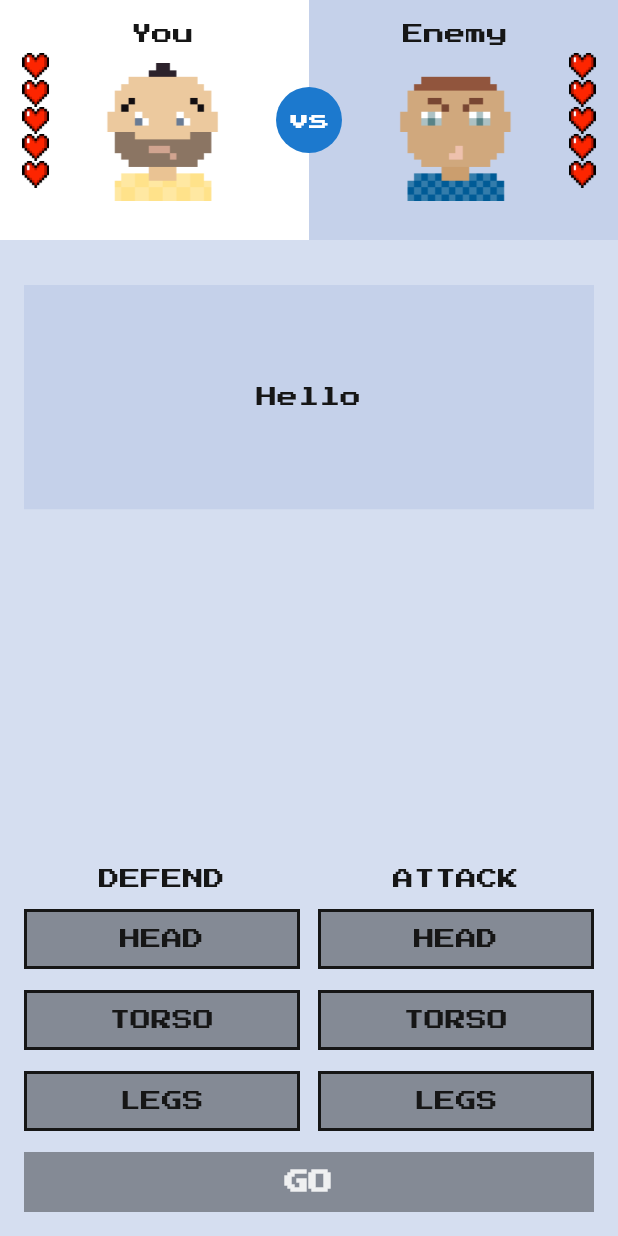
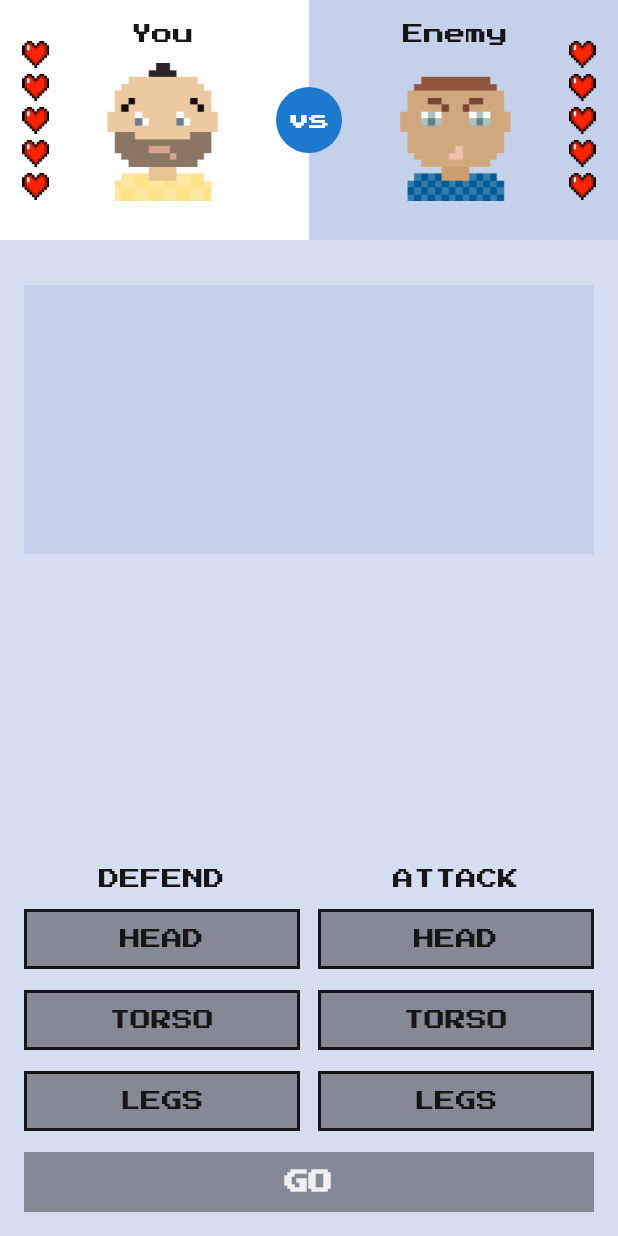
Before and after one commit to DagandI/hometask_widgets_1, a Flutter app: the screen it shows after launch, on a phone screen of 412 x 824 dp. Run offline on Flutter 3.47's test engine with Material 2 defaults, Android fonts, the phone set to English and light mode, and no system bars; our stand-ins replace google_fonts.

Commit message:
lesson 3.2

```diff
--- a/lib/fight_club_colors.dart
+++ b/lib/fight_club_colors.dart
@@ -10,5 +10,8 @@ class FightClubColors {
   static const Color blueButton = Color.fromRGBO(28, 121, 206, 1);
   static const Color darkGreyText = Color.fromRGBO(22, 22, 22, 1);
   static const Color whiteText = Color.fromRGBO(255, 255, 255, 0.87);
+  static const Color darkPurple = Color.fromRGBO(197, 209, 234, 1);
+
+
 
 }
--- a/lib/main.dart
+++ b/lib/main.dart
@@ -47,6 +47,8 @@ class MyHomePageState extends State<MyHomePage> {
   int yourLives = maxLives;
   int enemysLives = maxLives;
 
+  String centerText = "";
+
   @override
   Widget build(BuildContext context) {
     return Scaffold(
@@ -60,26 +62,27 @@ class MyHomePageState extends State<MyHomePage> {
               enemysLivesCount: enemysLives,
             ),
 
-             const Expanded(
-                child: SizedBox(
-                  width: double.infinity,
-                  height: 160,
-                  child: Padding(
-                    padding:
-                    EdgeInsets.symmetric(horizontal: 16, vertical: 30),
-                    child: ColoredBox(
-                      color: Color.fromRGBO(197, 209, 234, 1),
-                      child: Center(
+             const SizedBox( height: 30,),
+
+              Expanded(
+                child: Padding(
+                  padding: EdgeInsets.symmetric(horizontal: 16),
+                  child: ColoredBox(
+                    color: FightClubColors.darkPurple,
+                    child: SizedBox(
+                      width: double.infinity,
+                        child: Center(
                           child: Text(
-                            "Hello",
+                            centerText,
                             textAlign: TextAlign.center,
-                            style: TextStyle(color: FightClubColors.darkGreyText),
+                            style: const TextStyle(color: FightClubColors.darkGreyText),
                           ),
-                      ),
+                        ),
                     ),
                   ),
                 ),),
 
+            const SizedBox( height: 30,),
 
 
 
@@ -102,28 +105,6 @@ class MyHomePageState extends State<MyHomePage> {
         ),
       ),
     );
-  }
-
-
-  String _calculateCenterText(
-      final bool enemyLoseLife, final bool youLoseLife) {
-    if (yourLives == 0 && enemysLives == 0) {
-      return 'Draw';
-    } else if (yourLives == 0) {
-      return 'You lost';
-    } else if (enemysLives == 0) {
-      return 'You won';
-    } else {
-      final String first = enemyLoseLife
-          ? "You hit enemy's ${attackingBodyPart!.name.toLowerCase()}."
-          : "Your attack was blocked.";
-
-      final String second = youLoseLife
-          ? "Enemy hit your ${whatEnemyAttacks.name.toLowerCase()}."
-          : "Enemy's attack was blocked.";
-
-      return '$first\n$second';
-    }
   }
 
 
@@ -154,6 +135,23 @@ class MyHomePageState extends State<MyHomePage> {
         if (youLoseLife) {
           yourLives -= 1;
         }
+
+        if(enemysLives == 0 && yourLives == 0){
+          centerText = "Draw";
+        } else if(yourLives == 0){
+          centerText = "You lose";
+        } else if(enemysLives == 0){
+          centerText = "You won ";
+        } else{
+          String first = enemyLoseLife
+              ? "You hit enemy`s ${attackingBodyPart!.name.toLowerCase()}."
+              : "Your attack was blocked.";
+          String second = youLoseLife
+              ? "Enemy hit your ${whatEnemyAttacks.name.toLowerCase()}."
+              : "Enemy`s attack was blocked.";
+          centerText = "$first \n $second";
+        }
+
         whatEnemyDefends = BodyPart.random();
         whatEnemyAttacks = BodyPart.random();
 
@@ -243,7 +241,7 @@ class FightersInfo extends StatelessWidget {
         crossAxisAlignment: CrossAxisAlignment.stretch,
         children: const [
           Expanded(child: ColoredBox(color: Colors.white),),
-          Expanded(child: ColoredBox(color: Color.fromRGBO(197, 209, 234, 1),),),
+          Expanded(child: ColoredBox(color: FightClubColors.darkPurple,),),
         ],
       ),
       Row(
@@ -415,9 +413,15 @@ class LivesWidget extends StatelessWidget {
       mainAxisSize: MainAxisSize.min,
       children: List.generate(overallLivesCount, (index) {
         if (index < currentLivesCount) {
-          return Image.asset(FightClubIcons.heartFull, width: 18, height: 18);
+          return Padding(
+            padding: EdgeInsets.only(bottom: index < overallLivesCount -1 ? 4: 0),
+            child: Image.asset(FightClubIcons.heartFull, width: 18, height: 18),
+          );
         } else {
-          return Image.asset(FightClubIcons.heartEmpty, width: 18, height: 18);
+          return Padding(
+            padding: EdgeInsets.only(bottom: index < overallLivesCount -1 ? 4: 0),
+            child: Image.asset(FightClubIcons.heartEmpty, width: 18, height: 18),
+          );
         }
       }),
     );
```
